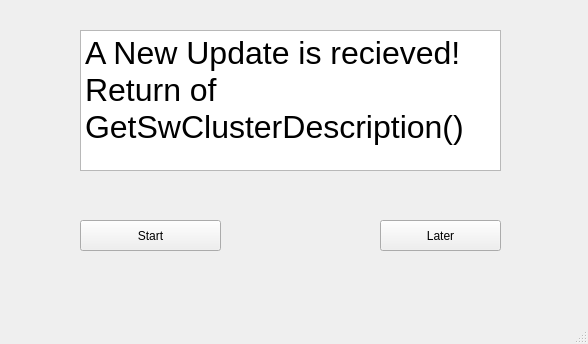
oomar2998/Qt, file mainwindow.ui: the form before one commit.
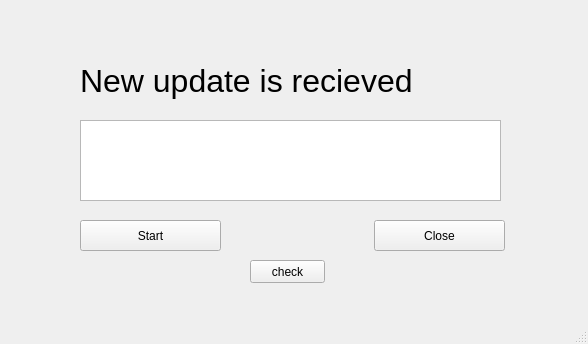
The form after the commit. The open tabs and pages were chosen to show the change.

What changed in the file:
```diff
--- a/mainwindow.ui
+++ b/mainwindow.ui
@@ -27,24 +27,6 @@
      <number>1</number>
     </property>
     <widget class="QWidget" name="widget">
-     <widget class="QTextBrowser" name="textBrowser_1">
-      <property name="geometry">
-       <rect>
-        <x>100</x>
-        <y>20</y>
-        <width>421</width>
-        <height>141</height>
-       </rect>
-      </property>
-      <property name="html">
-       <string>&lt;!DOCTYPE HTML PUBLIC &quot;-//W3C//DTD HTML 4.0//EN&quot; &quot;http://www.w3.org/TR/REC-html40/strict.dtd&quot;&gt;
-&lt;html&gt;&lt;head&gt;&lt;meta name=&quot;qrichtext&quot; content=&quot;1&quot; /&gt;&lt;style type=&quot;text/css&quot;&gt;
-p, li { white-space: pre-wrap; }
-&lt;/style&gt;&lt;/head&gt;&lt;body style=&quot; font-family:'MS Shell Dlg 2'; font-size:8.25pt; font-weight:400; font-style:normal;&quot;&gt;
-&lt;p style=&quot; margin-top:0px; margin-bottom:0px; margin-left:0px; margin-right:0px; -qt-block-indent:0; text-indent:0px;&quot;&gt;&lt;span style=&quot; font-size:24pt;&quot;&gt;A New Update is recieved!&lt;/span&gt;&lt;/p&gt;
-&lt;p style=&quot; margin-top:0px; margin-bottom:0px; margin-left:0px; margin-right:0px; -qt-block-indent:0; text-indent:0px;&quot;&gt;&lt;span style=&quot; font-size:24pt;&quot;&gt;Return of GetSwClusterDescription()&lt;/span&gt;&lt;/p&gt;&lt;/body&gt;&lt;/html&gt;</string>
-      </property>
-     </widget>
      <widget class="QPushButton" name="pushButton_1">
       <property name="geometry">
        <rect>
@@ -58,17 +40,103 @@
        <string>Start</string>
       </property>
      </widget>
+     <widget class="QPushButton" name="pushButton">
+      <property name="geometry">
+       <rect>
+        <x>394</x>
+        <y>210</y>
+        <width>131</width>
+        <height>31</height>
+       </rect>
+      </property>
+      <property name="text">
+       <string>Close</string>
+      </property>
+     </widget>
+     <widget class="QTextEdit" name="Display_1">
+      <property name="geometry">
+       <rect>
+        <x>100</x>
+        <y>110</y>
+        <width>421</width>
+        <height>81</height>
+       </rect>
+      </property>
+     </widget>
+     <widget class="QLabel" name="label">
+      <property name="geometry">
+       <rect>
+        <x>100</x>
+        <y>50</y>
+        <width>421</width>
+        <height>41</height>
+       </rect>
+      </property>
+      <property name="font">
+       <font>
+        <pointsize>24</pointsize>
+       </font>
+      </property>
+      <property name="text">
+       <string>New update is recieved</string>
+      </property>
+     </widget>
+     <widget class="QPushButton" name="pushButton_11">
+      <property name="geometry">
+       <rect>
+        <x>270</x>
+        <y>250</y>
+        <width>75</width>
+        <height>23</height>
+       </rect>
+      </property>
+      <property name="text">
+       <string>check</string>
+      </property>
+     </widget>
+    </widget>
+    <widget class="QWidget" name="page_5">
+     <widget class="QTextBrowser" name="textBrowser">
+      <property name="geometry">
+       <rect>
+        <x>120</x>
+        <y>20</y>
+        <width>411</width>
+        <height>151</height>
+       </rect>
+      </property>
+      <property name="html">
+       <string>&lt;!DOCTYPE HTML PUBLIC &quot;-//W3C//DTD HTML 4.0//EN&quot; &quot;http://www.w3.org/TR/REC-html40/strict.dtd&quot;&gt;
+&lt;html&gt;&lt;head&gt;&lt;meta name=&quot;qrichtext&quot; content=&quot;1&quot; /&gt;&lt;style type=&quot;text/css&quot;&gt;
+p, li { white-space: pre-wrap; }
+&lt;/style&gt;&lt;/head&gt;&lt;body style=&quot; font-family:'MS Shell Dlg 2'; font-size:8.25pt; font-weight:400; font-style:normal;&quot;&gt;
+&lt;p style=&quot; margin-top:0px; margin-bottom:0px; margin-left:0px; margin-right:0px; -qt-block-indent:0; text-indent:0px;&quot;&gt;&lt;span style=&quot; font-size:16pt;&quot;&gt;Driver Approval needed to Transfer packages&lt;/span&gt;&lt;/p&gt;&lt;/body&gt;&lt;/html&gt;</string>
+      </property>
+     </widget>
+     <widget class="QPushButton" name="pushButton_10">
+      <property name="geometry">
+       <rect>
+        <x>120</x>
+        <y>210</y>
+        <width>111</width>
+        <height>31</height>
+       </rect>
+      </property>
+      <property name="text">
+       <string>Start</string>
+      </property>
+     </widget>
      <widget class="QPushButton" name="pushButton_2">
       <property name="geometry">
        <rect>
-        <x>400</x>
+        <x>434</x>
         <y>210</y>
-        <width>121</width>
+        <width>101</width>
         <height>31</height>
        </rect>
       </property>
       <property name="text">
-       <string>Later</string>
+       <string>Close</string>
       </property>
      </widget>
     </widget>
```
Left out of the diff: 6 changed lines with no effect on the pictures.
